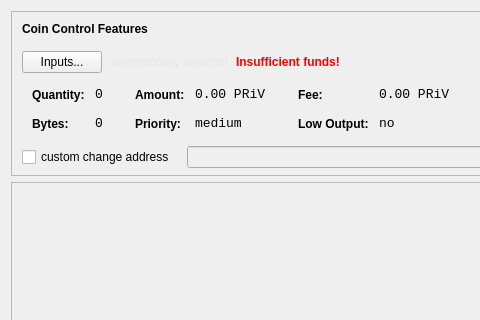
Qt form src/qt/forms/sendcoinsdialog.ui (privcycoin/privcy) before a commit; both pictures show x 0 to 480 and y 0 to 320 of the 850 by 402 pixel window.
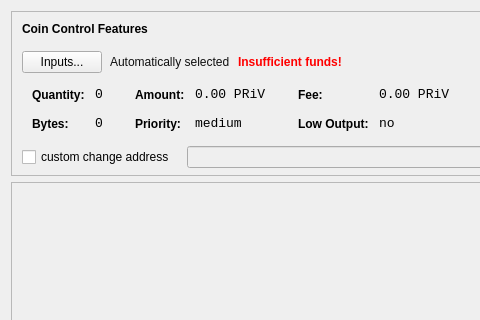
The same form after that commit. Icons and pictures are not drawn.

```diff
--- a/src/qt/forms/sendcoinsdialog.ui
+++ b/src/qt/forms/sendcoinsdialog.ui
@@ -125,7 +125,7 @@
 </string>
             </property>
             <property name="text">
-             <string>&lt;html&gt;&lt;head/&gt;&lt;body&gt;&lt;p&gt;&lt;span style=&quot; color:#e6e6e6;&quot;&gt;automatically selected&lt;/span&gt;&lt;/p&gt;&lt;/body&gt;&lt;/html&gt;</string>
+             <string>&lt;html&gt;&lt;head/&gt;&lt;body&gt;&lt;p&gt;&lt;span style=&quot; color:#0f0f0f;&quot;&gt;Automatically selected&lt;/span&gt;&lt;/p&gt;&lt;/body&gt;&lt;/html&gt;</string>
             </property>
             <property name="margin">
              <number>5</number>
```
